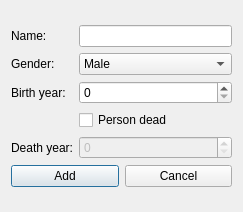
The window that entity/person/addpersondialog.ui (AlexanderJosep/skil-3) describes before a commit, drawn with Qt 5.
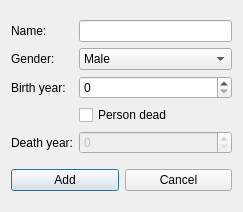
The same window after the commit. Icons and pictures are not drawn.

The edit to the form file:
```diff
--- a/entity/person/addpersondialog.ui
+++ b/entity/person/addpersondialog.ui
@@ -35,8 +35,8 @@
    <iconset resource="../../resources.qrc">
     <normaloff>:/icons/icons/add.png</normaloff>:/icons/icons/add.png</iconset>
   </property>
-  <layout class="QGridLayout" name="gridLayout_3">
-   <item row="0" column="0">
+  <layout class="QHBoxLayout" name="horizontalLayout">
+   <item>
     <layout class="QVBoxLayout" name="verticalLayout_3">
      <item>
       <layout class="QGridLayout" name="gridLayout">
```
